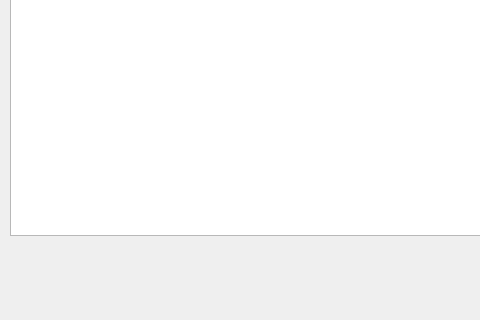
The window that UI/mainwindow.ui (johuex/expert_system_choice-of-profession) describes before a commit, drawn with Qt 5; both pictures show x 0 to 480 and y 395 to 715 of the 826 by 715 pixel window.
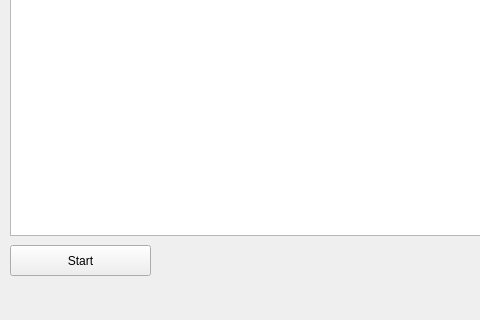
The same window after the commit.

The edit to the form file:
```diff
--- a/UI/mainwindow.ui
+++ b/UI/mainwindow.ui
@@ -235,6 +235,19 @@
      <string>Exit</string>
     </property>
    </widget>
+   <widget class="QPushButton" name="startpushButton">
+    <property name="geometry">
+     <rect>
+      <x>10</x>
+      <y>640</y>
+      <width>141</width>
+      <height>31</height>
+     </rect>
+    </property>
+    <property name="text">
+     <string>Start</string>
+    </property>
+   </widget>
   </widget>
   <widget class="QMenuBar" name="menubar">
    <property name="geometry">
```
